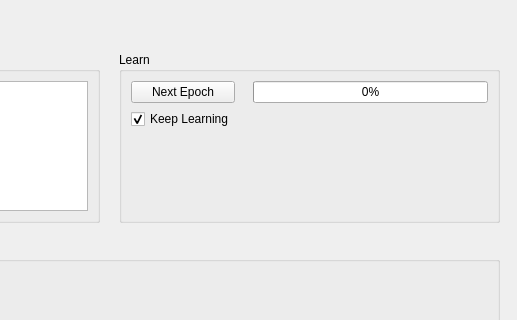
Before: the Qt Designer form examples/mnist/widget.ui in eidelen/EidNN, drawn with Qt 5; both pictures show x 131 to 648 and y 148 to 468 of the 648 by 723 pixel window.
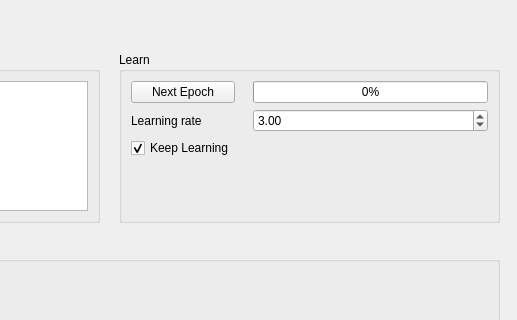
After: the same form once the commit is applied. Custom widgets are drawn as their Qt base class.

Commit message: Add learning rate text field

Patch:
```diff
--- a/examples/mnist/widget.ui
+++ b/examples/mnist/widget.ui
@@ -109,14 +109,31 @@
       </property>
      </widget>
     </item>
-    <item row="1" column="4">
-     <widget class="QLabel" name="operationLable">
+    <item row="4" column="1" colspan="4">
+     <widget class="QLabel" name="resultLable">
       <property name="text">
        <string/>
       </property>
      </widget>
     </item>
-    <item row="1" column="1">
+    <item row="2" column="4">
+     <widget class="QDoubleSpinBox" name="learingRateSB">
+      <property name="singleStep">
+       <double>0.200000000000000</double>
+      </property>
+      <property name="value">
+       <double>3.000000000000000</double>
+      </property>
+     </widget>
+    </item>
+    <item row="2" column="1">
+     <widget class="QLabel" name="label">
+      <property name="text">
+       <string>Learning rate</string>
+      </property>
+     </widget>
+    </item>
+    <item row="3" column="1">
      <widget class="QCheckBox" name="keepLearingCB">
       <property name="text">
        <string>Keep Learning</string>
@@ -126,8 +143,8 @@
       </property>
      </widget>
     </item>
-    <item row="2" column="1" colspan="4">
-     <widget class="QLabel" name="resultLable">
+    <item row="3" column="4">
+     <widget class="QLabel" name="operationLable">
       <property name="text">
        <string/>
       </property>
```
Left out of the diff: 8 changed lines with no effect on the pictures. The commit also changes 1 other file.
